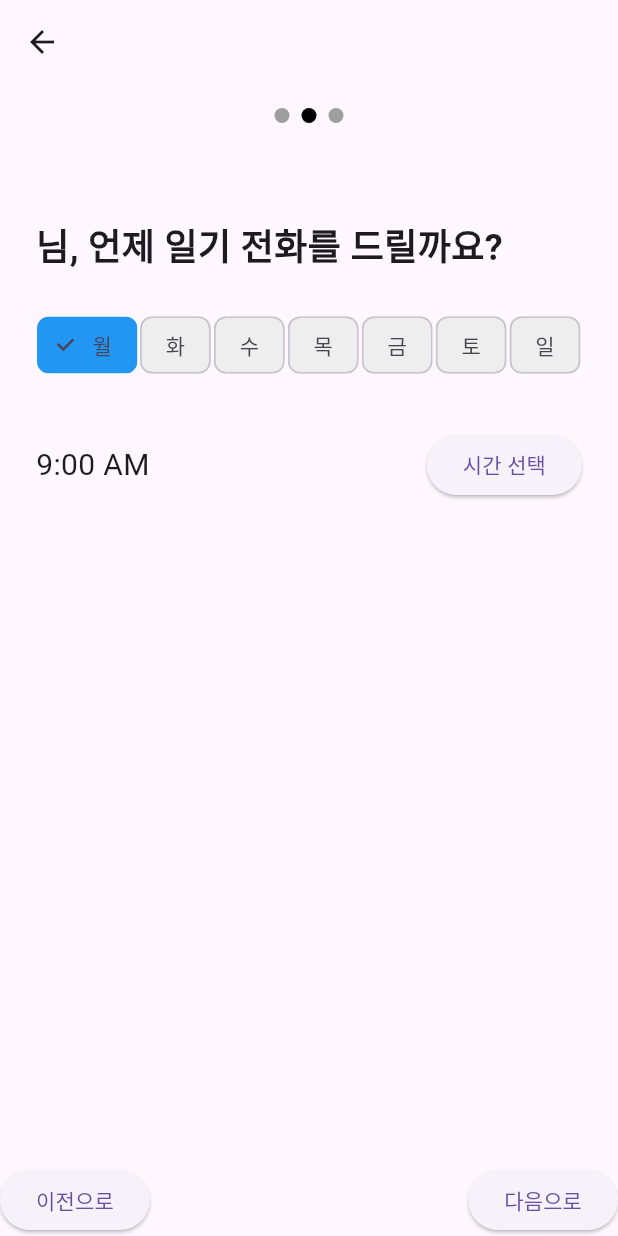
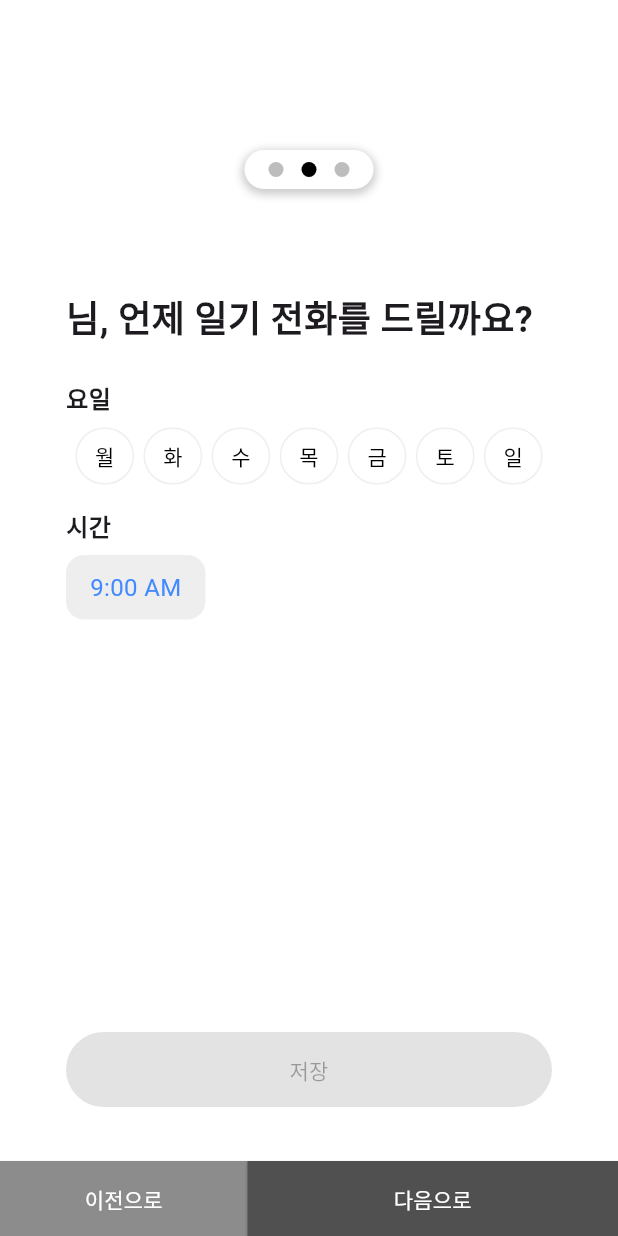
Before and after one commit to Mallang-Diary/MallangDiary-FrontEnd, a Flutter app: the InitialSettingPage screen opened by its route, after a tap on "다음으로", on a phone screen of 412 x 824 dp. Run offline on Flutter 3.47's test engine with Material 3 defaults, Android fonts, the phone set to English and light mode, and no system bars; drawn by our look-alikes of smooth_page_indicator; our stand-ins replace audioplayers, percent_indicator, permission_handler, sqflite, supabase; missing offline and left inert: dart:ffi, flutter_sound; accounts and stored records are empty.

Commit message:
[init_setting_page] button 에 따른 구현

```diff
--- a/lib/main.dart
+++ b/lib/main.dart
@@ -48,10 +48,10 @@ class MyApp extends StatelessWidget {
         initialRoute: initialRoute,
         routes: {
           '/initial_page': (context) => InitialPage(),
+          '/initial_setting': (context) => InitialSettingPage(),
           //'/initial_setting_origin': (context) => SettingPage(),
           '/call_setting_page_ml03': (context) => CallSettingsPage(),
           '/page_indicator': (context) => PageIndicator(),
-          '/initial_setting': (context) => InitialSettingPage(),
           '/caller_screen': (context) => CallerPage(),
           '/calling_page': (context) => CallingPage(),
           '/main_board': (context) => Board2Page(),
--- a/lib/page/initial_setting/callschedule_page.dart
+++ b/lib/page/initial_setting/callschedule_page.dart
@@ -1,5 +1,7 @@
 import 'package:flutter/material.dart';
+import 'package:flutter/services.dart';
 import 'package:mallang_project_v1/page/initial_setting/complete_page.dart';
+import 'package:mallang_project_v1/theme/colors.dart';
 
 class CallSchedulePage extends StatefulWidget {
   final String nickname;
@@ -8,19 +10,50 @@ class CallSchedulePage extends StatefulWidget {
 
   @override
   State<StatefulWidget> createState() {
-    // TODO: implement createState
     return _CallSchedulePageState();
   }
 }
 
 class _CallSchedulePageState extends State<CallSchedulePage> {
+  List<String> daysOfWeek = ['월', '화', '수', '목', '금', '토', '일'];
+  List<bool> selectedDays = List<bool>.filled(7, false);
+  TimeOfDay selectedTime = TimeOfDay(hour: 9, minute: 0);
+  bool isChanged = false;
 
-  String selectedDay = "월";
-  TimeOfDay selectedTime = TimeOfDay(hour: 9, minute: 0);
+  void _markAsChanged() {
+    setState(() {
+      isChanged = true;
+    });
+  }
+
+  Future<void> _selectTime(BuildContext context) async {
+    final TimeOfDay? picked = await showTimePicker(
+      context: context,
+      initialTime: selectedTime,
+    );
+    if (picked != null && picked != selectedTime) {
+      setState(() {
+        selectedTime = picked;
+        _markAsChanged();
+      });
+    }
+  }
+
+  void _saveSettings() {
+    // Save logic here (e.g., persist data to DB or server)
+    setState(() {
+      isChanged = false;
+    });
+    ScaffoldMessenger.of(context).showSnackBar(
+      SnackBar(content: Text('설정이 저장되었습니다')),
+    );
+  }
 
   @override
   Widget build(BuildContext context) {
+    SystemChrome.setSystemUIOverlayStyle(SystemUiOverlayStyle.light);
     return Scaffold(
+      backgroundColor: Colors.white,
       body: Padding(
         padding: const EdgeInsets.symmetric(horizontal: 24.0, vertical: 16.0),
         child: Column(
@@ -32,47 +65,68 @@ class _CallSchedulePageState extends State<CallSchedulePage> {
               style: TextStyle(fontSize: 24, fontWeight: FontWeight.bold),
             ),
             SizedBox(height: 24),
+            Text(
+              '요일',
+              style: TextStyle(fontSize: 16, fontWeight: FontWeight.bold),
+            ),
+            SizedBox(height: 8),
+            // 요일 선택 UI
             Row(
-              mainAxisAlignment: MainAxisAlignment.spaceAround,
-              children: ['월', '화', '수', '목', '금', '토', '일']
-                  .map((day) => ChoiceChip(
-                label: Text(day),
-                selected: selectedDay == day,
-                onSelected: (bool selected) {
-                  setState(() {
-                    selectedDay = day;
-                  });
-                },
-                selectedColor: Colors.blue, // 선택된 색상
-                backgroundColor: Colors.grey[200], // 비선택 색상
-              ))
-                  .toList(),
+              mainAxisAlignment: MainAxisAlignment.spaceEvenly,
+              children: List.generate(daysOfWeek.length, (index) {
+                return GestureDetector(
+                  onTap: () {
+                    setState(() {
+                      selectedDays[index] = !selectedDays[index];
+                      _markAsChanged();
+                    });
+                  },
+                  child: Container(
+                    padding: EdgeInsets.symmetric(horizontal: 12, vertical: 8),
+                    decoration: BoxDecoration(
+                      color: selectedDays[index] ? buttonColorLightGrey : Colors.white,
+                      border: Border.all(color: buttonColorLightGrey),
+                      borderRadius: BorderRadius.circular(20),
+                    ),
+                    child: Text(
+                      daysOfWeek[index],
+                      style: TextStyle(
+                        fontSize: 14,
+                        color: Colors.black,
+                      ),
+                    ),
+                  ),
+                );
+              }),
             ),
-            SizedBox(height: 32),
-            Row(
-              mainAxisAlignment: MainAxisAlignment.spaceBetween,
-              children: [
-                Text(
-                  '${selectedTime.format(context)}',
-                  style: TextStyle(fontSize: 20),
+            SizedBox(height: 16),
+            Text(
+              '시간',
+              style: TextStyle(fontSize: 16, fontWeight: FontWeight.bold),
+            ),
+            GestureDetector(
+              onTap: () => _selectTime(context),
+              child: Container(
+                margin: EdgeInsets.symmetric(vertical: 8.0),
+                padding: EdgeInsets.symmetric(vertical: 10.0, horizontal: 16.0),
+                decoration: BoxDecoration(
+                  color: Colors.grey[200],
+                  borderRadius: BorderRadius.circular(12.0),
                 ),
-                ElevatedButton(
-                  onPressed: () async {
-                    final TimeOfDay? picked = await showTimePicker(
-                      context: context,
-                      initialTime: selectedTime,
-                    );
-                    if (picked != null && picked != selectedTime) {
-                      setState(() {
-                        selectedTime = picked;
-                      });
-                    }
-                  },
-                  child: Text('시간 선택'),
+                child: Text(
+                  selectedTime.format(context),
+                  style: TextStyle(fontSize: 16, color: Colors.blueAccent),
                 ),
-              ],
+              ),
             ),
             Spacer(),
+            ElevatedButton(
+              onPressed: isChanged ? _saveSettings : null,
+              style: ElevatedButton.styleFrom(
+                minimumSize: Size(double.infinity, 50),
+              ),
+              child: Text('저장'),
+            ),
           ],
         ),
       ),
--- a/lib/page/initial_setting/complete_page.dart
+++ b/lib/page/initial_setting/complete_page.dart
@@ -1,4 +1,5 @@
 import 'package:flutter/material.dart';
+import 'package:mallang_project_v1/database/db/diary_setting_service.dart';
 
 class CompletePage extends StatefulWidget {
   @override
@@ -9,6 +10,10 @@ class CompletePage extends StatefulWidget {
 }
 
 class _CompletePage extends State<CompletePage> {
+  final DiarySettingService _diarySettingService = DiarySettingService();
+
+
+
   @override
   Widget build(BuildContext context) {
     // TODO: implement build
--- a/lib/page/initial_setting/initial_setting_page.dart
+++ b/lib/page/initial_setting/initial_setting_page.dart
@@ -1,7 +1,9 @@
 import 'package:flutter/material.dart';
+import 'package:flutter/services.dart';
 import 'package:mallang_project_v1/page/initial_setting/callschedule_page.dart';
 import 'package:mallang_project_v1/page/initial_setting/complete_page.dart';
 import 'package:mallang_project_v1/page/initial_setting/nickname_page.dart';
+import 'package:mallang_project_v1/theme/colors.dart';
 import 'package:smooth_page_indicator/smooth_page_indicator.dart';
 
 class InitialSettingPage extends StatefulWidget {
@@ -12,76 +14,175 @@ class InitialSettingPage extends StatefulWidget {
 class _InitialSettingPageState extends State<InitialSettingPage> {
   final PageController _pageController = PageController();
   String nickname = '';
+  int currentPage = 0;
+  bool _isNextButtonPressed = false;
+
+  @override
+  void initState() {
+    super.initState();
+    _pageController.addListener(_onPageChange);
+  }
+
+  @override
+  void dispose() {
+    _pageController.dispose();
+    super.dispose();
+  }
+
+  void _onPageChange() {
+    setState(() {
+      currentPage = _pageController.page!.round();
+    });
+  }
+
+  void _goToNextPage() {
+    setState(() {
+      _isNextButtonPressed = true;
+    });
+    _pageController.nextPage(
+      duration: Duration(milliseconds: 300),
+      curve: Curves.ease,
+    );
+  }
+
+  void _goToPreviousPage() {
+    setState(() {
+      _isNextButtonPressed = false;
+    });
+    _pageController.previousPage(
+      duration: Duration(milliseconds: 300),
+      curve: Curves.ease,
+    );
+  }
 
   @override
   Widget build(BuildContext context) {
+    SystemChrome.setSystemUIOverlayStyle(SystemUiOverlayStyle.light);
+    final screenWidth = MediaQuery.of(context).size.width;
+
     return Scaffold(
-      appBar: AppBar(title: Text('')),
+      backgroundColor: Colors.white,
       body: Column(
         children: [
-          Padding(
-            padding: const EdgeInsets.all(16.0),
-            child: Column(
-              children: [
-                // SmoothPageIndicator to show the page progress
-                SmoothPageIndicator(
+          _buildPageIndicator(),
+          SizedBox(height: 16),
+          _buildPageView(),
+          _buildNavigationButtons(screenWidth),
+        ],
+      ),
+    );
+  }
+
+  /// SmoothPageIndicator 위젯
+  Widget _buildPageIndicator() {
+    return Padding(
+      padding: const EdgeInsets.only(top: 100),
+      child: Container(
+        padding: const EdgeInsets.symmetric(horizontal: 16, vertical: 8),
+        decoration: BoxDecoration(
+          color: Colors.white,
+          borderRadius: BorderRadius.circular(20),
+          boxShadow: [
+            BoxShadow(
+              color: Colors.grey.withOpacity(0.5),
+              spreadRadius: 2,
+              blurRadius: 4,
+              offset: Offset(0, 2),
+            ),
+          ],
+        ),
+        child: SmoothPageIndicator(
           controller: _pageController,
           count: 3,
           effect: WormEffect(
+            activeDotColor: Colors.black,
+            dotColor: Colors.grey[400]!,
+            dotHeight: 10,
             dotWidth: 10,
-                    dotHeight: 10,
-                    activeDotColor: Colors.black,
+            spacing: 12,
           ),
         ),
-                SizedBox(height: 16), // Spacer between the page indicator and buttons
-              ],
       ),
-          ),
-          Expanded(
+    );
+  }
+
+  /// PageView 위젯
+  Widget _buildPageView() {
+    return Expanded(
+      child: Container(
+        color: Colors.white,
+        child: Padding(
+          padding: const EdgeInsets.all(20),
           child: PageView(
             controller: _pageController,
             children: [
-                // NickNamePage with callback to capture nickname and navigate to next page
-                NickNamePage(onNickNameEntered: (value) {
+              NickNamePage(
+                onNickNameEntered: (value) {
                   setState(() {
-                    nickname = value;  // Update nickname
+                    nickname = value;
                   });
-                  _pageController.nextPage(
-                    duration: Duration(milliseconds: 300),
-                    curve: Curves.easeIn,
-                  );
-                }),
-                // CallSchedulePage showing the nickname
+                  _goToNextPage();
+                },
+              ),
               CallSchedulePage(nickname: nickname),
               CompletePage(),
             ],
           ),
         ),
-          Row(
-            mainAxisAlignment: MainAxisAlignment.spaceBetween,
-            children: [
-              ElevatedButton(
-                onPressed: () {
-                  if (_pageController.page! > 0) {
-                    _pageController.previousPage(
-                        duration: Duration(milliseconds: 300), curve: Curves.ease);
-                  }
-                },
-                child: Text("이전으로"),
-              ),
-              ElevatedButton(
-                onPressed: () {
-                  if (_pageController.page! < 2) {
-                    _pageController.nextPage(
-                        duration: Duration(milliseconds: 300), curve: Curves.ease);
-                  }
-                },
-                child: Text("다음으로"),
-              ),
-            ],
-          ),
-        ],
       ),
     );
   }
+
+  Widget _buildNavigationButtons(double screenWidth) {
+    if (currentPage == 0) {
+      return Center(
+        child: ElevatedButton(
+          style: ElevatedButton.styleFrom(
+            fixedSize: Size(screenWidth, 50),
+            backgroundColor: _isNextButtonPressed ? clickedButtonColorLightGrey : nextButtonColorDarkGrey,
+            foregroundColor: Colors.white,
+            shape: RoundedRectangleBorder(
+              borderRadius: BorderRadius.circular(0),
+            ),
+          ),
+          onPressed: _goToNextPage,
+          child: Text("다음으로"),
+        ),
+      );
     }
+
+    return Row(
+      mainAxisAlignment: MainAxisAlignment.spaceBetween,
+      children: [
+        SizedBox(
+          child: ElevatedButton(
+            style: ElevatedButton.styleFrom(
+              fixedSize: Size(screenWidth * 0.4, 50),
+              backgroundColor: beforeButtonColorGrey,
+              foregroundColor: Colors.white,
+              shape: RoundedRectangleBorder(
+                borderRadius: BorderRadius.circular(0),
+              ),
+            ),
+            onPressed: _goToPreviousPage,
+            child: Text("이전으로"),
+          ),
+        ),
+        SizedBox(
+          child: ElevatedButton(
+            style: ElevatedButton.styleFrom(
+              fixedSize: Size(screenWidth * 0.6, 50),
+              backgroundColor: nextButtonColorDarkGrey,
+              foregroundColor: Colors.white,
+              shape: RoundedRectangleBorder(
+                borderRadius: BorderRadius.circular(0),
+              ),
+            ),
+            onPressed: _goToNextPage,
+            child: Text("다음으로"),
+          ),
+        ),
+      ],
+    );
+  }
+}
--- a/lib/page/initial_setting/nickname_page.dart
+++ b/lib/page/initial_setting/nickname_page.dart
@@ -1,4 +1,5 @@
 import 'package:flutter/material.dart';
+import 'package:flutter/services.dart';
 
 import 'callschedule_page.dart';
 
@@ -10,7 +11,9 @@ class NickNamePage extends StatelessWidget {
 
   @override
   Widget build(BuildContext context) {
+    SystemChrome.setSystemUIOverlayStyle(SystemUiOverlayStyle.light);
     return Scaffold(
+      backgroundColor: Colors.white,
       body: Padding(
         padding: const EdgeInsets.all(20.0),
         child: Column(
@@ -30,6 +33,14 @@ class NickNamePage extends StatelessWidget {
               maxLength: 10,
             ),
             SizedBox(height: 20),
+            ElevatedButton(
+              onPressed: () {
+                if (_nicknameController.text.isNotEmpty) {
+                  onNickNameEntered(_nicknameController.text); // 콜백 호출
+                }
+              },
+              child: Text("다음"),
+            ),
           ],
         ),
       ),
--- a/lib/theme/colors.dart
+++ b/lib/theme/colors.dart
@@ -2,3 +2,6 @@
 import 'package:flutter/material.dart';
 
 const buttonColorLightGrey = Color(0x1f787880);
+const nextButtonColorDarkGrey = Color(0xff505050);
+const beforeButtonColorGrey = Color(0xff8C8C8C);
+const clickedButtonColorLightGrey = Color(0xffD9D9D9);
```
Lines whose indentation alone changed are shown as unchanged.
